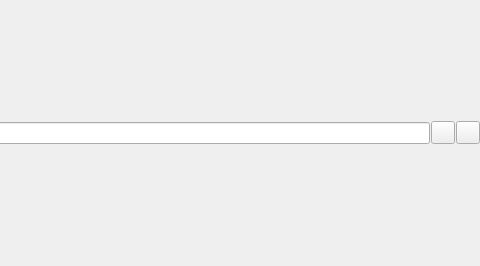
Above: Viewer/src/SearchLineWidget.ui from ecmwf/ecflow before the change; both pictures show x 264 to 744 and y 0 to 266 of the 744 by 266 pixel window. Below: the same form after it.
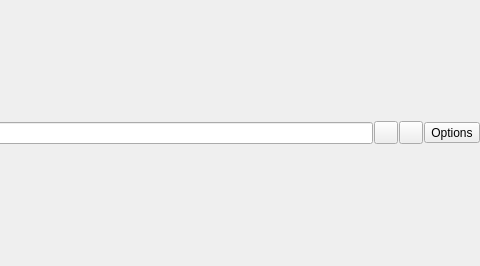
That is the form after the change. Icons and pictures are not drawn. Custom widgets are drawn as their Qt base class.

Commit message: Viewer: add case-sensitive and whole-word search options to text panels [ECFLOW-381]

Patch:
```diff
--- a/Viewer/src/SearchLineWidget.ui
+++ b/Viewer/src/SearchLineWidget.ui
@@ -19,7 +19,7 @@
   <property name="windowTitle">
    <string>Form</string>
   </property>
-  <layout class="QHBoxLayout" name="horizontalLayout_2" stretch="0,1,0,0">
+  <layout class="QHBoxLayout" name="horizontalLayout_2" stretch="0,1,0,0,0">
    <property name="spacing">
     <number>1</number>
    </property>
@@ -85,6 +85,23 @@
      </property>
     </widget>
    </item>
+   <item>
+    <widget class="QToolButton" name="optionsPb_">
+     <property name="toolTip">
+      <string>Search options</string>
+     </property>
+     <property name="text">
+      <string>Options</string>
+     </property>
+     <property name="icon">
+      <iconset resource="viewer.qrc">
+       <normaloff>:/viewer/images/configure.svg</normaloff>:/viewer/images/configure.svg</iconset>
+     </property>
+     <property name="popupMode">
+      <enum>QToolButton::InstantPopup</enum>
+     </property>
+    </widget>
+   </item>
   </layout>
  </widget>
  <customwidgets>
```
Left out of the diff: 28 changed lines with no effect on the pictures. The commit also changes 4 other files.
